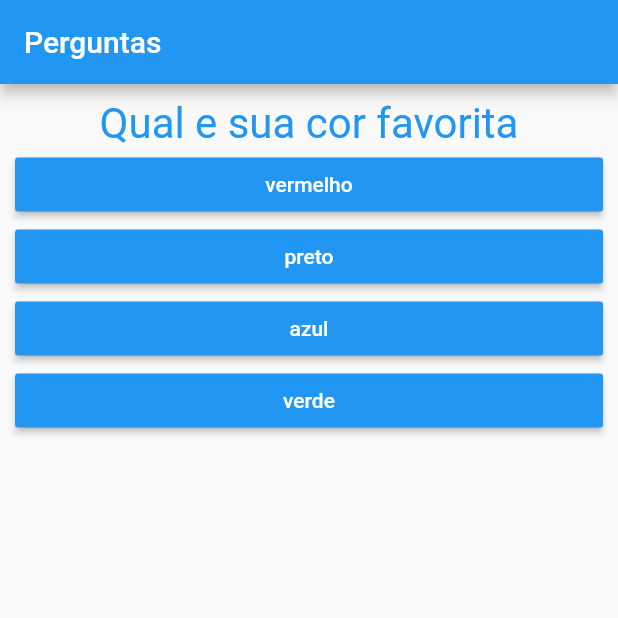
After one commit to EdsonMateus1/questionartioFlutter, a Flutter app: the screen it shows after launch, on a phone screen of 412 x 824 dp, the top half of it. The commit adds this screen. Run offline on Flutter 3.47's test engine with Material 2 defaults, Android fonts, the phone set to English and light mode, and no system bars.

Commit message:
questionario

```diff
--- a/lib/main.dart
+++ b/lib/main.dart
@@ -11,9 +11,7 @@ class App extends StatelessWidget {
   @override
   Widget build(BuildContext context) {
     return MaterialApp(
-      theme: ThemeData(
-        primaryColor: Colors.blue
-        ),
+      theme: ThemeData(primaryColor: Colors.blue),
       home: Scaffold(
         appBar: AppBar(
           title: Text("Perguntas"),
--- a/lib/perguntaApp.dart
+++ b/lib/perguntaApp.dart
@@ -1,8 +1,8 @@
 import 'package:flutter/material.dart';
+import 'package:hello_world/questionario.dart';
 import 'package:hello_world/resultado.dart';
-import 'questao.dart';
-import 'resposta.dart';
 import 'resultado.dart';
+import 'questionario.dart';
 
 class PerguntaApp extends StatefulWidget {
   @override
@@ -69,31 +69,14 @@ class _PerguntaAppStante extends State<PerguntaApp> {
         perguntaSelecionada ? _perguntas[_perguntaSelect]["respostas"] : null;
 
     return perguntaSelecionada
-        ? Column(
-            children: [
-              Questao(
-                text: _perguntas[_perguntaSelect]["pergunta"],
-              ),
-              ...respostas
-                  .map((e) => Resposta(
-                        text: e,
-                        onSelecao: () => _responder(e),
-                      ))
-                  .toList()
-            ],
+        ? Questionario(
+            respostas: respostas,
+            pergunta: _perguntas[_perguntaSelect]["pergunta"],
+            onResponder:  _responder,
           )
-        : Column(
-            children: [
-              Resultado(
-                respondidas: _respondidas,
-              ),
-              RaisedButton(
-                child: Text("resetar"),
-                onPressed: _resetar,
-                color: Colors.blue,
-                textColor: Colors.white,
-              ),
-            ],
+        : Resultado(
+            respondidas: _respondidas,
+            onResete: _resetar,
           );
   }
 }
--- /dev/null
+++ b/lib/questionario.dart
@@ -0,0 +1,31 @@
+import 'package:flutter/material.dart';
+import 'questao.dart';
+import 'resposta.dart';
+
+class Questionario extends StatelessWidget {
+  final String pergunta;
+  final List<String> respostas;
+  final void Function(String) onResponder;
+
+  Questionario(
+      {@required this.onResponder,
+      @required this.pergunta,
+      @required this.respostas});
+
+  @override
+  Widget build(BuildContext context) {
+    return Column(
+      children: [
+        Questao(
+          text: pergunta,
+        ),
+        ...respostas
+            .map((e) => Resposta(
+                  text: e,
+                  onSelecao: () => onResponder(e),
+                ))
+            .toList()
+      ],
+    );
+  }
+}
```
Also changed, not shown: lib/resultado.dart (+12 -2 lines).
